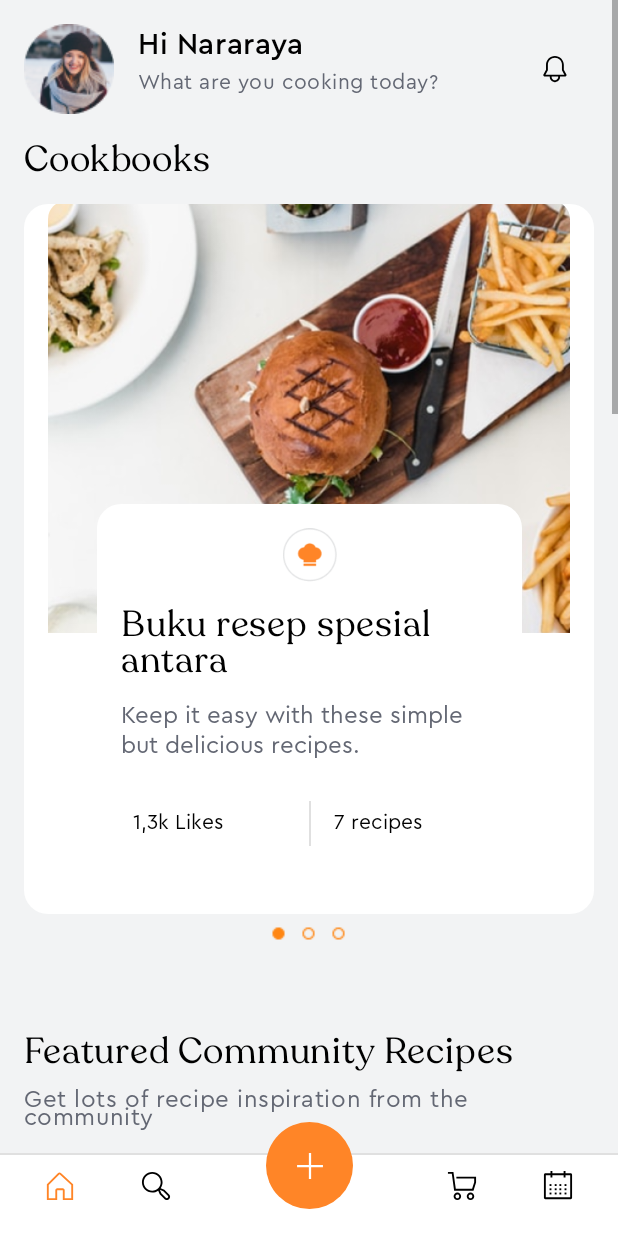
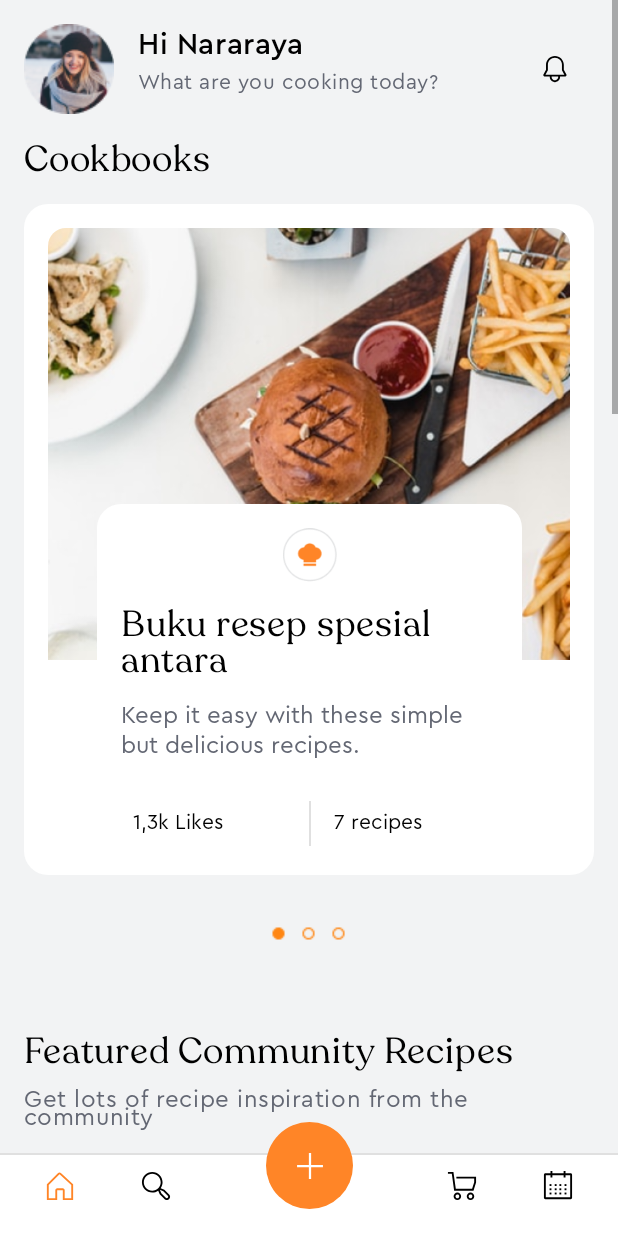
Before and after one commit to HenrryBT/mallika-cookbook-app, an Android app: the Receta1Fragment screen opened directly, with no data from a screen before it, on a phone screen of 412 x 824 dp. Run offline under Robolectric (Android 15) with nearby library versions, the phone set to English and light mode, and no system bars.

Commit message:
Now is finish

```diff
--- a/app/src/main/res/layout/fragment_receta1.xml
+++ b/app/src/main/res/layout/fragment_receta1.xml
@@ -9,27 +9,32 @@
     <!-- TODO: Update blank fragment layout -->
     <androidx.constraintlayout.widget.ConstraintLayout
         android:id="@+id/constraintLayout3"
+        style="@style/fragment_container"
+        android:layout_height="0dp"
+        android:layout_marginStart="@dimen/space"
+        android:layout_marginTop="@dimen/space"
+        android:layout_marginEnd="@dimen/space"
+        android:layout_marginBottom="@dimen/space"
         app:layout_constraintBottom_toBottomOf="parent"
         app:layout_constraintEnd_toEndOf="parent"
         app:layout_constraintHorizontal_bias="0.5"
         app:layout_constraintStart_toStartOf="parent"
-        app:layout_constraintTop_toTopOf="parent"
-        style="@style/fragment_container">
+        app:layout_constraintTop_toTopOf="parent">
 
         <androidx.cardview.widget.CardView
+            style="@style/fragment_cardview"
             app:cardCornerRadius="12dp"
             app:cardElevation="0dp"
             app:cardMaxElevation="0dp"
             app:layout_constraintEnd_toEndOf="parent"
             app:layout_constraintHorizontal_bias="0.5"
             app:layout_constraintStart_toStartOf="parent"
-            app:layout_constraintTop_toTopOf="parent"
-            style="@style/fragment_cardview">
+            app:layout_constraintTop_toTopOf="parent">
 
             <ImageView
                 android:id="@+id/imageViewsand"
+                style="@style/fragment_image"
                 android:src="@drawable/main"
-                style="@style/fragment_image"
                 tools:ignore="contentDescription" />
         </androidx.cardview.widget.CardView>
 
--- a/app/src/main/res/layout/fragment_receta3.xml
+++ b/app/src/main/res/layout/fragment_receta3.xml
@@ -13,7 +13,7 @@
         android:id="@+id/constraintLayout3"
         style="@style/fragment_container"
         android:layout_width="0dp"
-        android:layout_height="478dp"
+        android:layout_height="0dp"
         android:layout_marginStart="@dimen/space"
         android:layout_marginTop="@dimen/space"
         android:layout_marginEnd="@dimen/space"
```
Also changed, not shown: app/src/main/res/layout/fragment_receta2.xml (+4 -3 lines).
